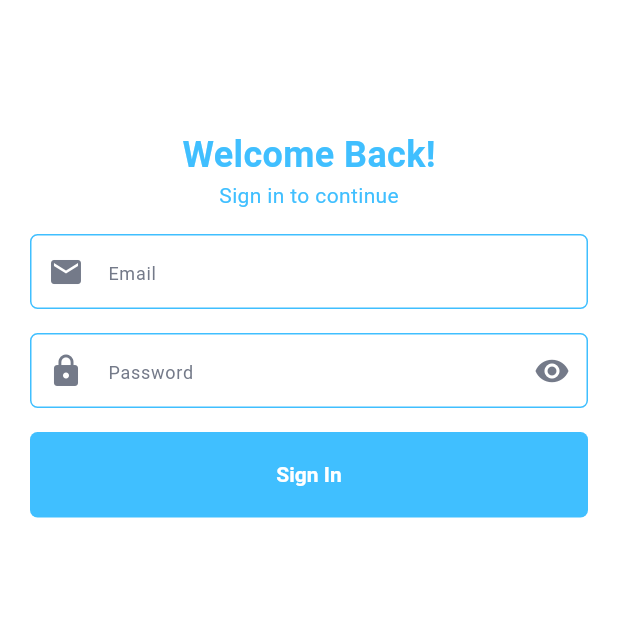
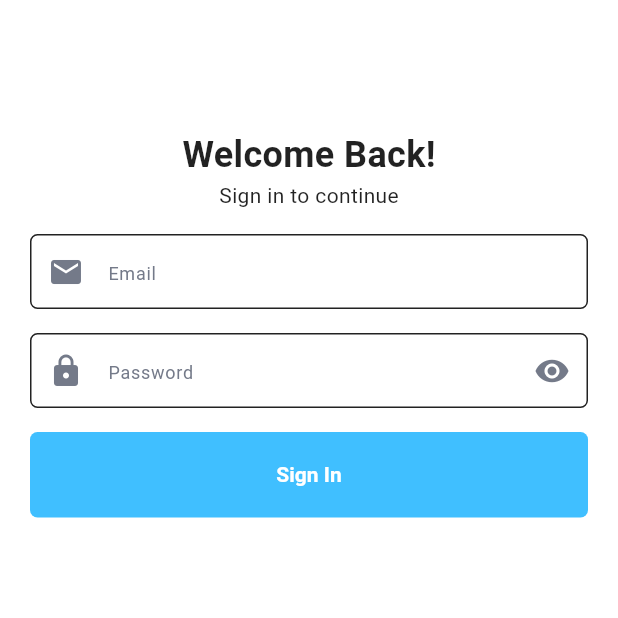
Before and after one commit to Ommarragab52/E-CommerceApp-Flutter-, a Flutter app: the screen it shows after launch, on a phone screen of 412 x 824 dp, the top half of it. Run offline on Flutter 3.47's test engine with Material 3 defaults, Android fonts, the phone set to English and light mode, and no system bars; our stand-ins replace dio, flutter_bloc, smooth_page_indicator.

Commit message:
% Edit light theme

```diff
--- a/lib/core/theming/theme.dart
+++ b/lib/core/theming/theme.dart
@@ -2,7 +2,9 @@ import 'package:flutter/material.dart';
 import 'package:flutter_ecommerce_app/core/theming/colors.dart';
 
 ThemeData lightTheme = ThemeData(
-    textTheme: const TextTheme(),
+    snackBarTheme: const SnackBarThemeData(
+      backgroundColor: AppColors.mainColor,
+    ),
     appBarTheme: const AppBarTheme(backgroundColor: Colors.white),
     textButtonTheme: TextButtonThemeData(
       style: ButtonStyle(
@@ -55,6 +57,6 @@ ThemeData lightTheme = ThemeData(
         onSecondary: Colors.white,
         error: Colors.red,
         onError: const Color.fromARGB(255, 0, 0, 0),
-        surface: Color.fromARGB(255, 255, 255, 255),
-        onSurface: AppColors.mainColor),
+        surface: Colors.white,
+        onSurface: Colors.black87),
     scaffoldBackgroundColor: Colors.white);
--- a/lib/ecommerce_app.dart
+++ b/lib/ecommerce_app.dart
@@ -1,7 +1,6 @@
 import 'package:flutter/material.dart';
 import 'package:flutter_ecommerce_app/core/routing/app_router.dart';
 import 'package:flutter_ecommerce_app/core/routing/routes.dart';
-import 'package:flutter_ecommerce_app/core/theming/colors.dart';
 import 'package:flutter_ecommerce_app/core/theming/theme.dart';
 
 class EcommerceApp extends StatelessWidget {
```
